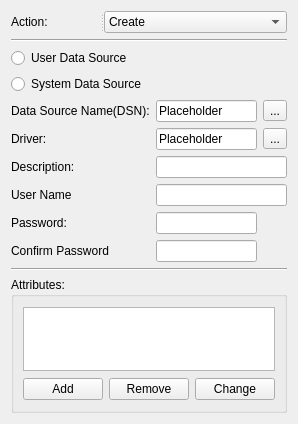
Before: the Qt Designer form src/apps/mvvm-folders/datasource/datasourcewidget.ui in august-alt/policy-preferences-editor-prototype, drawn with Qt 5.
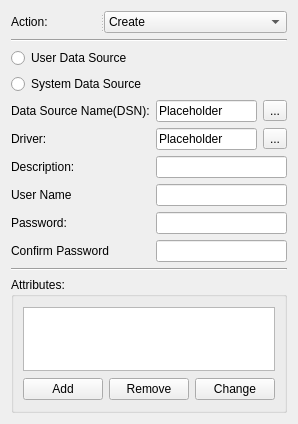
After: the same form once the commit is applied.

The edit to the form file:
```diff
--- a/src/apps/mvvm-folders/datasource/datasourcewidget.ui
+++ b/src/apps/mvvm-folders/datasource/datasourcewidget.ui
@@ -196,11 +196,19 @@
        </property>
       </widget>
      </item>
-     <item row="4" column="1">
-      <widget class="QLineEdit" name="passwordLineEdit"/>
+     <item row="4" column="1" colspan="2">
+      <widget class="QLineEdit" name="passwordLineEdit">
+       <property name="echoMode">
+        <enum>QLineEdit::Password</enum>
+       </property>
+      </widget>
      </item>
-     <item row="5" column="1">
-      <widget class="QLineEdit" name="confirmPasswordLineEdit"/>
+     <item row="5" column="1" colspan="2">
+      <widget class="QLineEdit" name="confirmPasswordLineEdit">
+       <property name="echoMode">
+        <enum>QLineEdit::Password</enum>
+       </property>
+      </widget>
      </item>
     </layout>
    </item>
```
Left out of the diff: 24 changed lines with no effect on the pictures.
